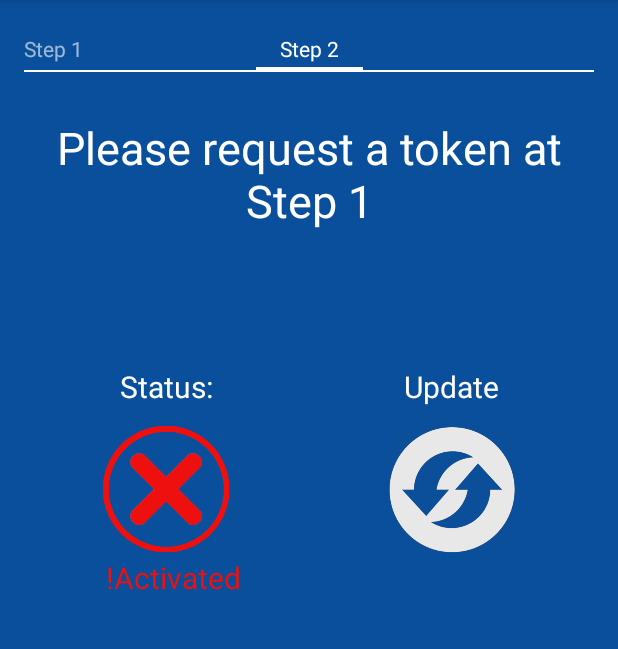
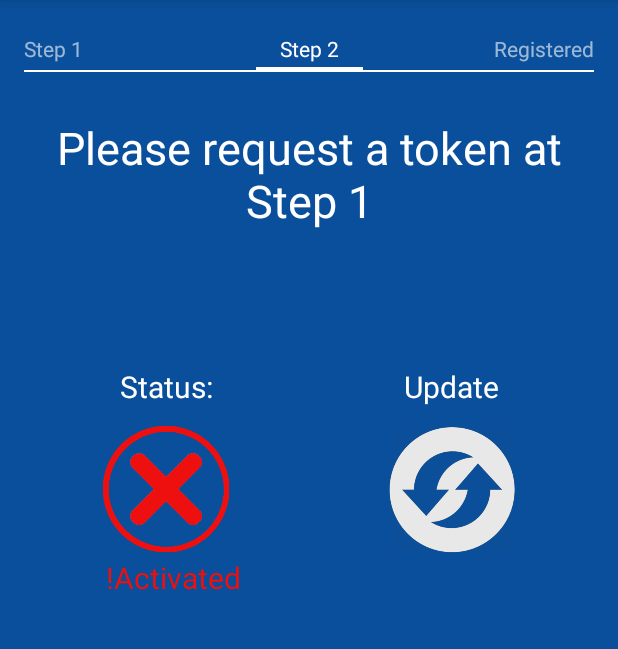
Before and after one commit to grandcat/tum_getin, an Android app: the screen it shows after launch (MainActivity), after a tap on "Step 2", on a phone screen of 412 x 824 dp, the part 84-733 px from its top. Run offline under Robolectric (Android 15) with nearby library versions, the phone set to English and light mode, and no system bars; network calls fail; pictures from the network do not load; 2 statements that could not run were skipped.

Commit message:
[Android] Registered-Fragment and minor adjustments

```diff
--- a/code/mobileDoorAccess/app/src/main/AndroidManifest.xml
+++ b/code/mobileDoorAccess/app/src/main/AndroidManifest.xml
@@ -14,7 +14,8 @@
         android:icon="@mipmap/ic_launcher"
         android:label="@string/app_name"
         android:theme="@style/AppTheme" >
-        <activity android:name=".MainActivity">
+        <activity android:name=".MainActivity"
+            android:screenOrientation="portrait">
 
             <intent-filter>
                 <action android:name="android.intent.action.MAIN" />
--- a/code/mobileDoorAccess/app/src/main/java/com/tca/mobiledooraccess/MainActivity.java
+++ b/code/mobileDoorAccess/app/src/main/java/com/tca/mobiledooraccess/MainActivity.java
@@ -3,16 +3,12 @@ package com.tca.mobiledooraccess;
 import android.app.ProgressDialog;
 import android.content.ComponentName;
 import android.content.Context;
-import android.content.Intent;
 import android.content.ServiceConnection;
 import android.content.SharedPreferences;
 import android.os.AsyncTask;
 import android.os.Bundle;
-import android.os.Handler;
 import android.os.IBinder;
-import android.os.Message;
 import android.os.Messenger;
-import android.os.RemoteException;
 import android.support.v4.app.Fragment;
 import android.support.v4.app.FragmentManager;
 import android.support.v4.app.FragmentPagerAdapter;
@@ -23,21 +19,14 @@ import android.view.Menu;
 import android.view.MenuItem;
 import android.widget.Toast;
 
-import com.tca.mobiledooraccess.service.MessageExchangeService;
 import com.tca.mobiledooraccess.utils.KeyGeneratorTask;
-import com.tca.mobiledooraccess.utils.RSACrypto;
-
-import org.json.JSONException;
-import org.json.JSONObject;
-
-import java.nio.charset.Charset;
-import java.security.InvalidKeyException;
 
 /**
  * Available Preferences:
  * Bool - "registered"
  * Bool - "token_received"
  * Bool - "token_activated"
+ * Bool - "keys_generated"
  *
  * String - "tum_ID"
  * String - "pseudo_ID"
@@ -54,6 +43,7 @@ public class MainActivity extends ActionBarActivity {
     SharedPreferences appSettings;
     private static Fragment fragmentStep1;
     private static Fragment fragmentStep2;
+    private static Fragment fragmentRegistered;
     private Backend backend;
     ProgressDialog mProgressDialog;
 
@@ -101,10 +91,12 @@ public class MainActivity extends ActionBarActivity {
         super.onCreate(savedInstanceState);
         setContentView(R.layout.main_activity);
         viewPager = (ViewPager) findViewById(R.id.viewPager);
+        fragmentStep1 = new RegisterStep1();
+        fragmentStep2 = new RegisterStep2();
+        fragmentRegistered = new Registered();
         adapterViewPager = new MyPagerAdapter(getSupportFragmentManager());
         viewPager.setAdapter(adapterViewPager);
-        fragmentStep1 = new RegisterStep1();
-        fragmentStep2 = new RegisterStep2();
+
 
         viewPager.setOnPageChangeListener(new ViewPager.OnPageChangeListener() {
             @Override
@@ -309,7 +301,7 @@ public class MainActivity extends ActionBarActivity {
         }
     }
     public static class MyPagerAdapter extends FragmentPagerAdapter{
-        private static int NUM_ITEMS = 2;
+        private static int NUM_ITEMS = 3;
 
         public MyPagerAdapter(FragmentManager fragmentManager) {
             super(fragmentManager);
@@ -328,6 +320,8 @@ public class MainActivity extends ActionBarActivity {
                     return fragmentStep1;
                 case 1: // Fragment # 0 - This will show FirstFragment different title
                     return fragmentStep2;
+                case 2:
+                    return fragmentRegistered;
                 default:
                     return null;
             }
@@ -335,7 +329,11 @@ public class MainActivity extends ActionBarActivity {
         // Returns the page title for the top indicator
         @Override
         public CharSequence getPageTitle(int position) {
-            return "Step " + (position + 1);
+           if (position <= 1 ) {
+               return "Step " + (position + 1);
+           }else{
+               return "Registered";
+           }
         }
 
     }
--- a/code/mobileDoorAccess/app/src/main/java/com/tca/mobiledooraccess/RegisterStep1.java
+++ b/code/mobileDoorAccess/app/src/main/java/com/tca/mobiledooraccess/RegisterStep1.java
@@ -17,6 +17,8 @@ import android.widget.Button;
 import android.widget.EditText;
 import android.widget.TextView;
 import android.widget.Toast;
+
+import com.tca.mobiledooraccess.utils.KeyGeneratorTask;
 
 /**
  * Created by basti on 07.07.15.
@@ -91,6 +93,7 @@ public class RegisterStep1 extends Fragment implements OnRefreshListener{
         if (appSettings.getBoolean("token_received", false)){
             InputMethodManager imm = (InputMethodManager)getActivity().getSystemService(Context.INPUT_METHOD_SERVICE);
             imm.hideSoftInputFromWindow(editText.getWindowToken(), 0);
+            new KeyGeneratorTask(MainActivity.context);
             MainActivity.viewPager.setCurrentItem(1);
         }else{
             //InputMethodManager imm = (InputMethodManager)getActivity().getSystemService(Context.INPUT_METHOD_SERVICE);
--- a/code/mobileDoorAccess/app/src/main/java/com/tca/mobiledooraccess/RegisterStep2.java
+++ b/code/mobileDoorAccess/app/src/main/java/com/tca/mobiledooraccess/RegisterStep2.java
@@ -86,7 +86,7 @@ public class RegisterStep2 extends Fragment implements OnRefreshListener{
         protected void onPreExecute(){
             mProgressDialog = new ProgressDialog(getActivity());
             mProgressDialog.setIndeterminate(false);
-            mProgressDialog.setMessage("Connecting to server...");
+            mProgressDialog.setMessage("Updating Content...");
             mProgressDialog.setProgressStyle(ProgressDialog.STYLE_SPINNER);
             mProgressDialog.show();
         }
--- /dev/null
+++ b/code/mobileDoorAccess/app/src/main/java/com/tca/mobiledooraccess/Registered.java
@@ -0,0 +1,34 @@
+package com.tca.mobiledooraccess;
+
+import android.os.Bundle;
+import android.support.v4.app.Fragment;
+import android.view.LayoutInflater;
+import android.view.View;
+import android.view.ViewGroup;
+
+/**
+ * Created by basti on 09.07.15.
+ */
+public class Registered extends Fragment implements OnRefreshListener {
+
+    public void updateLayout(){
+
+    }
+
+    @Override
+    public void onRefresh() {
+
+    }
+
+    @Override
+    public void onCreate(Bundle savedInstanceState) {
+        super.onCreate(savedInstanceState);
+    }
+
+    @Override
+    public View onCreateView(LayoutInflater inflater, ViewGroup container, Bundle savedInstanceState) {
+        return super.onCreateView(inflater, container, savedInstanceState);
+    }
+
+
+}
--- /dev/null
+++ b/code/mobileDoorAccess/app/src/main/res/layout/fragment_registered.xml
@@ -0,0 +1,6 @@
+<?xml version="1.0" encoding="utf-8"?>
+<LinearLayout xmlns:android="http://schemas.android.com/apk/res/android"
+    android:orientation="vertical" android:layout_width="match_parent"
+    android:layout_height="match_parent">
+
+</LinearLayout>
```
